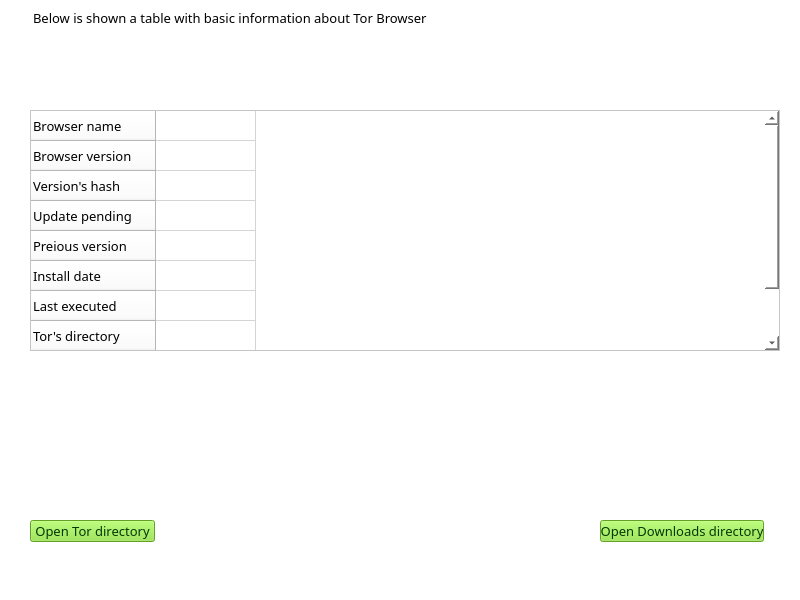
Before: the Qt Designer form frontend/infoWindow.ui in Herenot/Tor-Forensic-Manager-TFM-, drawn with Qt 5.
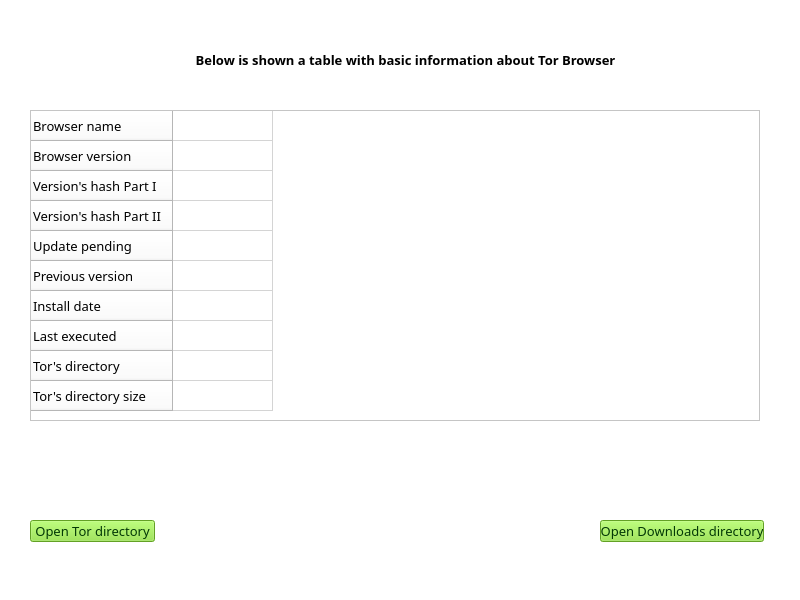
After: the same form once the commit is applied. Icons and pictures are not drawn.

Commit message: Cambios en interfaz

Patch:
```diff
--- a/frontend/infoWindow.ui
+++ b/frontend/infoWindow.ui
@@ -106,19 +106,19 @@
      <rect>
       <x>30</x>
       <y>110</y>
-      <width>750</width>
-      <height>241</height>
+      <width>730</width>
+      <height>311</height>
      </rect>
     </property>
     <property name="minimumSize">
      <size>
-      <width>0</width>
-      <height>0</height>
+      <width>730</width>
+      <height>250</height>
      </size>
     </property>
     <property name="maximumSize">
      <size>
-      <width>750</width>
+      <width>725</width>
       <height>16777215</height>
      </size>
     </property>
@@ -128,6 +128,15 @@
       <pointsize>10</pointsize>
      </font>
     </property>
+    <property name="verticalScrollBarPolicy">
+     <enum>Qt::ScrollBarAsNeeded</enum>
+    </property>
+    <property name="horizontalScrollBarPolicy">
+     <enum>Qt::ScrollBarAsNeeded</enum>
+    </property>
+    <property name="editTriggers">
+     <set>QAbstractItemView::NoEditTriggers</set>
+    </property>
     <attribute name="horizontalHeaderVisible">
      <bool>false</bool>
     </attribute>
@@ -161,7 +170,18 @@
     </row>
     <row>
      <property name="text">
-      <string>Version's hash</string>
+      <string>Version's hash Part I</string>
+     </property>
+     <property name="font">
+      <font>
+       <family>Ubuntu Mono</family>
+       <pointsize>10</pointsize>
+      </font>
+     </property>
+    </row>
+    <row>
+     <property name="text">
+      <string>Version's hash Part II</string>
      </property>
      <property name="font">
       <font>
@@ -183,7 +203,7 @@
     </row>
     <row>
      <property name="text">
-      <string>Preious version</string>
+      <string>Previous version</string>
      </property>
      <property name="font">
       <font>
@@ -258,9 +278,9 @@
    <widget class="QLabel" name="label">
     <property name="geometry">
      <rect>
-      <x>33</x>
-      <y>8</y>
-      <width>741</width>
+      <x>30</x>
+      <y>50</y>
+      <width>751</width>
       <height>20</height>
      </rect>
     </property>
@@ -268,11 +288,16 @@
      <font>
       <family>Ubuntu Mono</family>
       <pointsize>10</pointsize>
+      <weight>75</weight>
+      <bold>true</bold>
      </font>
     </property>
     <property name="text">
      <string>Below is shown a table with basic information about Tor Browser</string>
     </property>
+    <property name="alignment">
+     <set>Qt::AlignCenter</set>
+    </property>
    </widget>
   </widget>
   <widget class="QMenuBar" name="menubar">
```
The commit also changes 4 other files.
